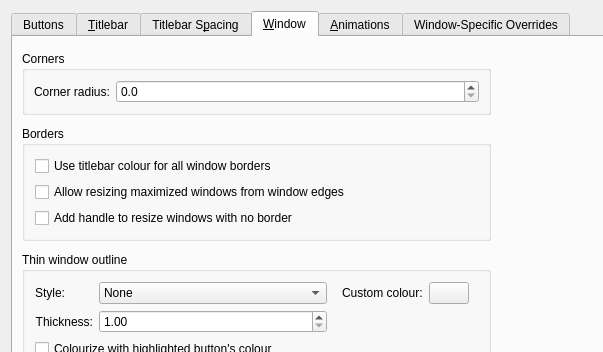
paulmcauley/klassy, file kdecoration/config/ui/breezeconfigurationui.ui: the form before one commit; both pictures show x 0 to 603 and y 0 to 352 of the 769 by 645 pixel window.
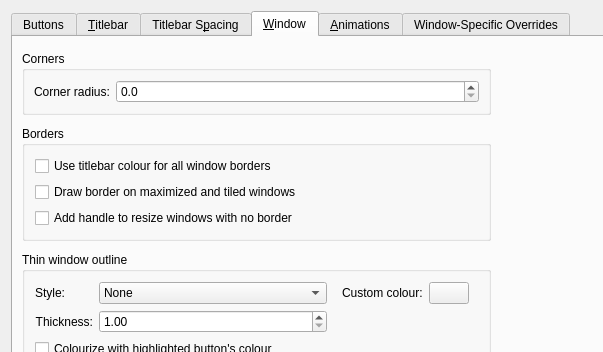
The form after the commit. The open tabs and pages were chosen to show the change. Icons and pictures are not drawn. Custom widgets are drawn as their Qt base class.

Commit message:
kdecoration: reword "draw borders on screen edges" option
The "Allow resizing maximized windows from window edges" option is worded misleadingly:
What it actually does is continue showing window borders whenever they touch a screen edge.
It does not only affect maximized windows, and it is also not just about resizability,
but the presence of borders.

This commit changes the wording in the UI to reflect more accurately what it does.

Diff of the .ui file:
```diff
--- a/kdecoration/config/ui/breezeconfigurationui.ui
+++ b/kdecoration/config/ui/breezeconfigurationui.ui
@@ -2290,7 +2290,7 @@
           <item row="1" column="0">
            <widget class="QCheckBox" name="drawBorderOnMaximizedWindows">
             <property name="text">
-             <string>Allow resizing maximized windows from window edges</string>
+             <string>Draw border on maximized and tiled windows</string>
             </property>
            </widget>
           </item>
```
Left out of the diff: 5 changed lines with no effect on the pictures.
